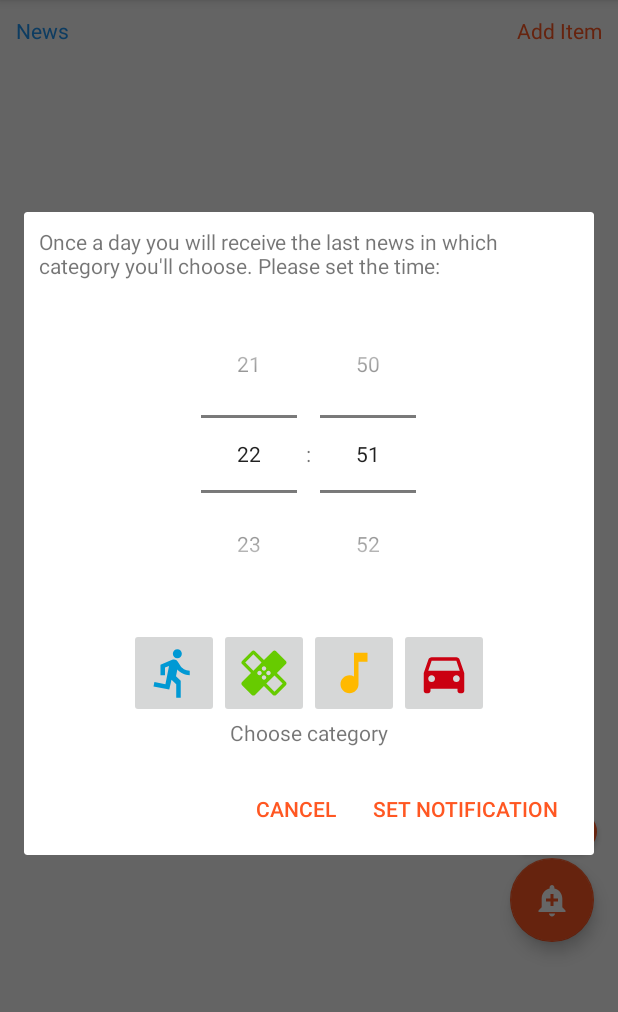
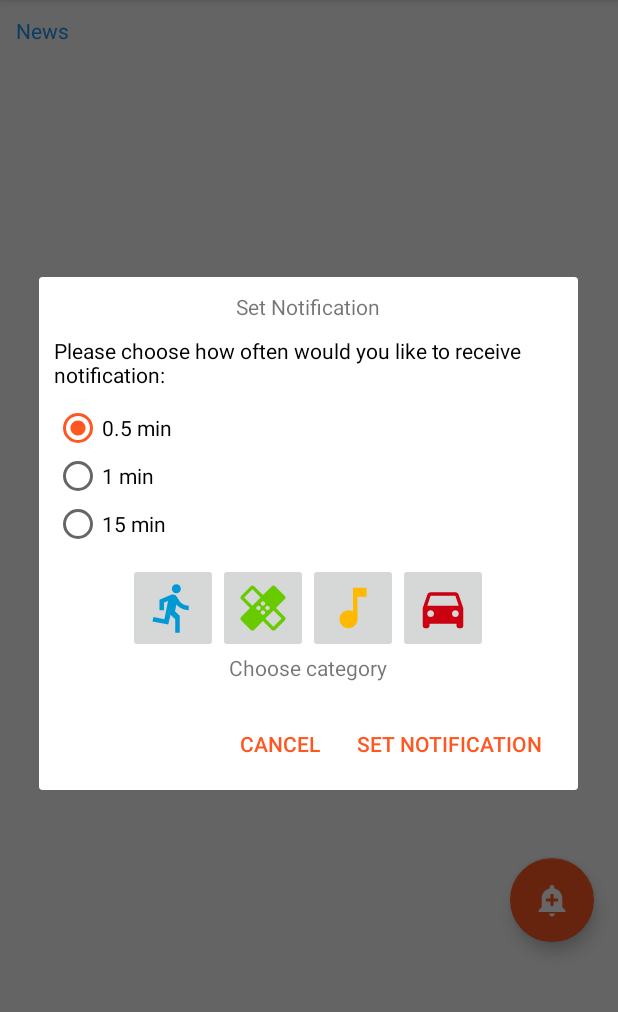
Before and after one commit to Yotamsh2/MyNews, an Android app: the screen it shows after launch (MainActivity), after a tap on an icon or button, on a phone screen of 412 x 824 dp, the part 84-1096 px from its top. Run offline under Robolectric (Android 15) with nearby library versions, the phone set to English and light mode, and no system bars; our stand-ins replace Firebase (no records; nobody signed in at launch, a user with empty details on screens opened directly).

Commit message:
notification

```diff
--- a/app/build.gradle
+++ b/app/build.gradle
@@ -41,5 +41,6 @@ dependencies {
     implementation "androidx.cardview:cardview:1.0.0"
 
     implementation 'com.google.android.libraries.places:places:2.2.0'
+    implementation 'com.google.android.gms:play-services-location:17.0.0'
 
 }
--- a/app/src/main/AndroidManifest.xml
+++ b/app/src/main/AndroidManifest.xml
@@ -2,6 +2,7 @@
 <manifest xmlns:android="http://schemas.android.com/apk/res/android"
     xmlns:tools="http://schemas.android.com/tools"
     package="com.yotamshoval.mynews">
+    <uses-permission android:name="android.permission.FOREGROUND_SERVICE"/>
 
 <!--    <uses-permission android:name="android.permission.ACCESS_FINE_LOCATION" tools:node="remove"/>-->
     <uses-permission android:name="android.permission.ACCESS_FINE_LOCATION"/>
@@ -22,6 +23,7 @@
                 <category android:name="android.intent.category.LAUNCHER" />
             </intent-filter>
         </activity>
+        <service android:name=".NotificationService"/>
     </application>
 
 </manifest>
--- a/app/src/main/java/com/yotamshoval/mynews/UpdatesFragment.java
+++ b/app/src/main/java/com/yotamshoval/mynews/UpdatesFragment.java
@@ -37,9 +37,9 @@ public class UpdatesFragment extends Fragment {
 
     private FirebaseDatabase database = FirebaseDatabase.getInstance();
     private DatabaseReference dataRef = database.getReference("news");
+    private List<UpdateItem> items= new ArrayList<>();
     private RecyclerView recyclerView;
     private UpdateAdapter updateAdapter;
-    private List<UpdateItem> items= new ArrayList<>();
     private TextView addItem;
     private ProgressBar progressBar;
     private TextView messageTV;
--- a/app/src/main/res/layout/activity_main.xml
+++ b/app/src/main/res/layout/activity_main.xml
@@ -52,7 +52,7 @@
         android:id="@+id/timeSetTV"
         android:layout_width="wrap_content"
         android:layout_height="wrap_content"
-        android:text="10:52"
+        android:text=""
         android:background="@drawable/time_style"
         android:elevation="@dimen/cardview_default_elevation"
         android:paddingHorizontal="12dp"
@@ -60,7 +60,8 @@
         app:layout_constraintStart_toStartOf="@id/fab"
         app:layout_constraintEnd_toEndOf="@id/fab"
         app:layout_constraintBottom_toTopOf="@id/fab"
-        android:layout_marginBottom="4dp"/>
+        android:layout_marginBottom="4dp"
+        android:visibility="gone"/>
 
 
 </androidx.constraintlayout.widget.ConstraintLayout>
--- a/app/src/main/res/layout/fragment_advertisement.xml
+++ b/app/src/main/res/layout/fragment_advertisement.xml
@@ -26,6 +26,7 @@
             android:textColor="@color/colorAccent"
             android:paddingStart="10dp"
             android:paddingVertical="5dp"
+            android:visibility="gone"
             android:layout_alignParentEnd="true"/>
     </RelativeLayout>
 
--- a/app/src/main/res/layout/fragment_updates.xml
+++ b/app/src/main/res/layout/fragment_updates.xml
@@ -26,6 +26,7 @@
             android:textColor="@color/colorAccent"
             android:paddingStart="10dp"
             android:paddingVertical="5dp"
+            android:visibility="gone"
             android:layout_alignParentEnd="true"/>
     </RelativeLayout>
 
--- a/app/src/main/res/layout/notification_dialog.xml
+++ b/app/src/main/res/layout/notification_dialog.xml
@@ -13,60 +13,105 @@
         android:layout_gravity="center_horizontal"
         android:layout_marginBottom="10dp"
         android:text="@string/set_notification"
-        android:visibility="gone"/>
-    <TextView
-        android:id="@+id/text"
-        android:layout_width="wrap_content"
+        android:visibility="visible" />
+
+    <LinearLayout
+        android:layout_width="match_parent"
         android:layout_height="wrap_content"
-        android:layout_gravity="center_horizontal"
-        android:layout_marginBottom="10dp"
-        android:text="@string/once_a_day_you_will_receive_the_last_news_in_which_category_you_ll_choose_please_set_the_time" />
+        android:orientation="horizontal">
 
+        <TextView
+            android:id="@+id/text"
+            android:layout_width="match_parent"
+            android:layout_height="wrap_content"
+            android:layout_gravity="center_horizontal"
+            android:layout_marginBottom="10dp"
+            android:textColor="#000"
+            android:text="Please choose how often would you like to receive notification:" />
+
+        <Button
+            android:id="@+id/cancelNotBtn"
+            android:layout_width="wrap_content"
+            android:layout_height="wrap_content"
+            android:text="Cancel \nNotification"
+            android:textSize="12sp"
+            android:backgroundTint="#FF0000"
+            android:visibility="gone"/>
+    </LinearLayout>
 
     <TimePicker
         android:id="@+id/timePicker"
         android:layout_width="match_parent"
         android:layout_height="wrap_content"
         android:timePickerMode="spinner"
-        android:visibility="visible"
-        />
+        android:visibility="gone" />
+
+    <RadioGroup
+        android:id="@+id/radioGroup"
+        android:layout_width="match_parent"
+        android:layout_height="wrap_content">
+        <RadioButton
+            android:id="@+id/halfMin"
+            android:layout_width="wrap_content"
+            android:layout_height="wrap_content"
+            android:text="0.5 min"
+            android:checked="true"
+            android:tag="0.5"/>
+        <RadioButton
+            android:id="@+id/oneMin"
+            android:layout_width="wrap_content"
+            android:layout_height="wrap_content"
+            android:text="1 min"
+            android:tag="1"/>
+        <RadioButton
+            android:id="@+id/fifteenMin"
+            android:layout_width="wrap_content"
+            android:layout_height="wrap_content"
+            android:text="15 min"
+            android:tag="15"/>
+    </RadioGroup>
+
     <LinearLayout
         android:layout_width="match_parent"
         android:layout_height="wrap_content"
-        android:orientation="horizontal"
+        android:layout_marginTop="10dp"
         android:gravity="center"
-        android:layout_marginTop="10dp">
+        android:orientation="horizontal">
 
         <ImageButton
             android:id="@+id/iconSports"
             android:layout_width="60dp"
             android:layout_height="60dp"
             android:scaleType="fitCenter"
-            android:src="@drawable/ic_directions_run_black_24dp"/>
+            android:src="@drawable/ic_directions_run_black_24dp" />
+
         <ImageButton
             android:id="@+id/iconHealth"
             android:layout_width="60dp"
             android:layout_height="60dp"
             android:scaleType="fitCenter"
-            android:src="@drawable/ic_healing_black_24dp"/>
+            android:src="@drawable/ic_healing_black_24dp" />
+
         <ImageButton
             android:id="@+id/iconMusic"
             android:layout_width="60dp"
             android:layout_height="60dp"
             android:scaleType="fitCenter"
-            android:src="@drawable/ic_music_note_black_24dp"/>
+            android:src="@drawable/ic_music_note_black_24dp" />
+
         <ImageButton
             android:id="@+id/iconCars"
             android:layout_width="60dp"
             android:layout_height="60dp"
             android:scaleType="fitCenter"
-            android:src="@drawable/ic_directions_car_black_24dp"/>
+            android:src="@drawable/ic_directions_car_black_24dp" />
     </LinearLayout>
+
     <TextView
         android:id="@+id/categoryTV"
         android:layout_width="match_parent"
         android:layout_height="wrap_content"
-        android:text="@string/choose_category"
-        android:gravity="center"/>
+        android:gravity="center"
+        android:text="@string/choose_category" />
 
 </LinearLayout>
```
Also changed, not shown: app/src/main/java/com/yotamshoval/mynews/MainActivity.java (+43 -57 lines), app/src/main/java/com/yotamshoval/mynews/NotificationService.java (added, +209 -0 lines).
